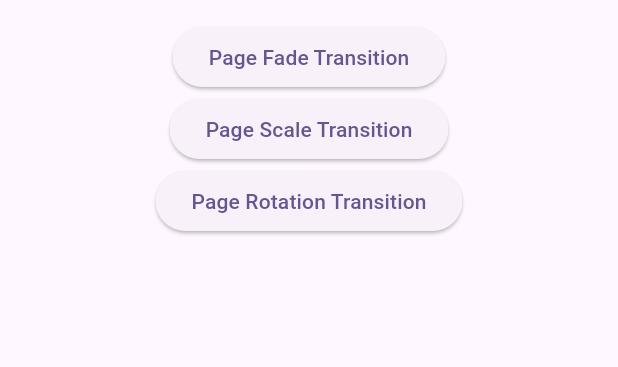
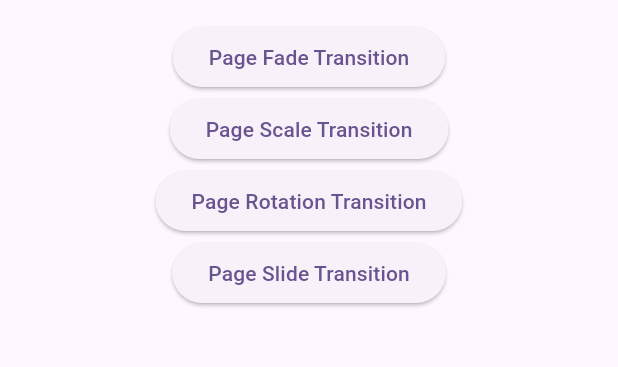
Before and after one commit to NyeinChanAung203/Flutter_Animations, a Flutter app: the PageTransitionAnimations screen opened directly, on a phone screen of 412 x 824 dp, the part 63-430 px from its top. Run offline on Flutter 3.47's test engine with Material 3 defaults, Android fonts, the phone set to English and light mode, and no system bars.

Commit message:
page slide transition

```diff
--- a/lib/explicit_animation/indexstack_transition_demo.dart
+++ b/lib/explicit_animation/indexstack_transition_demo.dart
@@ -1,5 +1,4 @@
 import 'package:flutter/material.dart';
-import 'package:flutter/widgets.dart';
 
 class IndexStackTransitionDemo extends StatefulWidget {
   const IndexStackTransitionDemo({super.key});
--- /dev/null
+++ b/lib/page_transitions/page_slide_transition_demo.dart
@@ -0,0 +1,19 @@
+import 'package:flutter/material.dart';
+
+class PageSlideTransition extends PageRouteBuilder {
+  final dynamic page;
+
+  PageSlideTransition({required this.page})
+      : super(
+            transitionsBuilder: (context, animation, seconday, child) {
+              /// play begin , dont play end;
+              var slide = Tween<Offset>(
+                      begin: const Offset(1, 0), end: const Offset(0, 0))
+                  .animate(animation);
+              return SlideTransition(
+                position: slide,
+                child: child,
+              );
+            },
+            pageBuilder: (context, animation, secondary) => page);
+}
--- a/lib/page_transitions/page_transition.dart
+++ b/lib/page_transitions/page_transition.dart
@@ -3,6 +3,7 @@ import 'package:flutter_animations/page_transitions/example_page.dart';
 import 'package:flutter_animations/page_transitions/page_fade_transition_demo.dart';
 import 'package:flutter_animations/page_transitions/page_rotation_transition_demo.dart';
 import 'package:flutter_animations/page_transitions/page_scale_transition_demo.dart';
+import 'package:flutter_animations/page_transitions/page_slide_transition_demo.dart';
 
 class PageTransitionAnimations extends StatelessWidget {
   const PageTransitionAnimations({super.key});
@@ -35,6 +36,12 @@ class PageTransitionAnimations extends StatelessWidget {
                         .push(PageRouteTransition(page: const ExamplePage()));
                   },
                   child: const Text('Page Rotation Transition')),
+              ElevatedButton(
+                  onPressed: () {
+                    Navigator.of(context)
+                        .push(PageSlideTransition(page: const ExamplePage()));
+                  },
+                  child: const Text('Page Slide Transition')),
             ],
           ),
         ),
```
